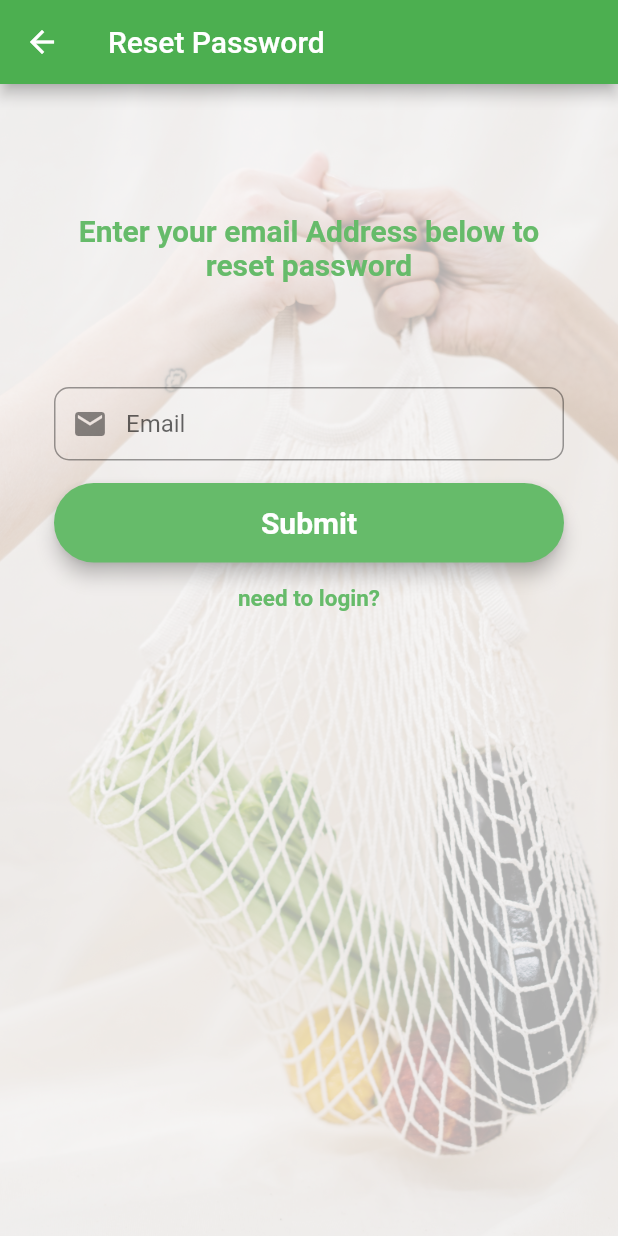
After one commit to zewbare/Gro-Sense, a Flutter app: the DashBoardScreen screen opened directly, item 4 of the bottom bar chosen, after a tap on "Edit my Profile", after a tap on "Forgot Password?", on a phone screen of 412 x 824 dp. The commit adds this screen. Run offline on Flutter 3.47's test engine with Material 2 defaults, Android fonts, the phone set to English and light mode, and no system bars; our stand-ins replace cloud_firestore, firebase_auth, firebase_core, fluttertoast, google_sign_in; accounts and stored records are empty.

Commit message:
added reset password

```diff
--- a/gro_sense/lib/Model/user_model.dart
+++ b/gro_sense/lib/Model/user_model.dart
@@ -3,8 +3,8 @@ class UserModel {
   String? email;
   String? firstName;
   String? secondName;
-
-  UserModel({this.uid, this.email, this.firstName, this.secondName});
+  bool? emailVerified;
+  UserModel({this.uid, this.email, this.firstName, this.secondName,this.emailVerified});
 
   // receiving data from server
   factory UserModel.fromMap(map) {
@@ -13,6 +13,7 @@ class UserModel {
       email: map['email'],
       firstName: map['firstName'],
       secondName: map['secondName'],
+        emailVerified: map['emailVerified']
     );
   }
 
@@ -23,6 +24,7 @@ class UserModel {
       'email': email,
       'firstName': firstName,
       'secondName': secondName,
+      'emailVerified': emailVerified
     };
   }
 }
--- a/gro_sense/lib/main.dart
+++ b/gro_sense/lib/main.dart
@@ -1,7 +1,7 @@
 import 'package:flutter/material.dart';
 import 'package:gro_sense/screens/dashboard.dart';
 import 'package:gro_sense/screens/first_screen.dart';
-import 'package:gro_sense/screens/login_screen.dart';
+import 'package:gro_sense/screens/screen_login.dart';
 import 'package:firebase_core/firebase_core.dart';
 Future<void> main() async  {
   WidgetsFlutterBinding.ensureInitialized();
@@ -15,9 +15,9 @@ class MyApp extends StatelessWidget {
   @override
   Widget build(BuildContext context) {
     return MaterialApp(
-        title: 'Flutter Demo',
+        title: 'Gro-sense',
         theme: ThemeData(
-          primarySwatch: Colors.blue,
+          primarySwatch: Colors.green,
         ),
         debugShowCheckedModeBanner: false,
         home: FirstPage()
--- a/gro_sense/lib/screens/dashboard.dart
+++ b/gro_sense/lib/screens/dashboard.dart
@@ -1,5 +1,8 @@
 import 'package:firebase_auth/firebase_auth.dart';
 import 'package:flutter/material.dart';
+
+import 'edit_profile_screen.dart';
+
 class DashBoardScreen extends StatefulWidget {
   const DashBoardScreen({Key? key}) : super(key: key);
 
@@ -12,46 +15,50 @@ class _DashBoardScreenState extends State<DashBoardScreen> {
 
   @override
   Widget build(BuildContext context) {
+
     return Scaffold(
         appBar: AppBar(
         title: const Text("Dashboard"),
     centerTitle: true,
     ),
-    body: Container(
-    width: double.infinity,
-    height: double.infinity,
+      floatingActionButton: FloatingActionButton.extended(
+        elevation: 5.0,
+        icon: const Icon(Icons.add),
+        label: const Text('Add'),
+        onPressed: () {},
+      ),
+      floatingActionButtonLocation:
+      FloatingActionButtonLocation.centerDocked,
+      bottomNavigationBar: BottomAppBar(
+        // hasNotch: false,
+        child: new Row(
+          mainAxisSize: MainAxisSize.max,
+          mainAxisAlignment: MainAxisAlignment.spaceBetween,
+          children: <Widget>[
+            IconButton(
+              icon: Icon(Icons.home),
+              onPressed: () {},
+            ),
+            IconButton(
+              icon: Icon(Icons.menu),
+              onPressed: () {},
+            ),
+            SizedBox(width:20),
+            IconButton(
+              icon: Icon(Icons.card_giftcard_rounded),
 
-    decoration: BoxDecoration(
-    image: DecorationImage(
-    image: AssetImage("assets/logo.png"),
-    colorFilter: new ColorFilter.mode(Colors.black.withOpacity(0.3), BlendMode.dstATop),
-    fit: BoxFit.cover,
-    ),
-    ),
-    ),
-   bottomNavigationBar: Container(
-        decoration: BoxDecoration(
-          borderRadius: BorderRadius.only(
-            topRight: Radius.circular(30), topLeft: Radius.circular(30)),
-          boxShadow: [
-            BoxShadow(color: Colors.black38, spreadRadius: 0, blurRadius: 10),
+              onPressed: () {},
+            ),
+            IconButton(
+              icon: Icon(Icons.settings),
+              onPressed: () {
+                Navigator.of(context).pushReplacement(
+                    MaterialPageRoute(builder: (context) => EditProfileScreen()));
+              },
+            )
           ],
         ),
-        child: ClipRRect(
-          borderRadius: BorderRadius.only(
-          topLeft: Radius.circular(30.0),
-          topRight: Radius.circular(30.0),
-          ),
-          child: BottomNavigationBar(
-            items: <BottomNavigationBarItem>[
-              BottomNavigationBarItem(
-                icon: Icon(Icons.favorite), label: ('Favourite')),
-              BottomNavigationBarItem(
-                icon: Icon(Icons.favorite), label: ('Favourite'))
-            ],
-          ),
-        )
-      )
+      ),
     );
   }
 }
--- /dev/null
+++ b/gro_sense/lib/screens/edit_profile_screen.dart
@@ -0,0 +1,44 @@
+import 'package:flutter/material.dart';
+import 'package:gro_sense/screens/screen_login.dart';
+
+class EditProfileScreen extends StatelessWidget{
+
+  @override
+Widget build(BuildContext context){
+  return Scaffold(
+    appBar: AppBar(
+      title: Text('Settings'),
+    ),
+    body: Container(
+    child: Drawer(
+      child: ListView(
+        children: [
+          ListTile(title:
+          Text('Edit my Profile'),
+          onTap: (){
+            Navigator.of(context).pushReplacement(
+                MaterialPageRoute(builder: (context) => LoginScreen()));
+          },),
+        ListTile(title:
+          Text('Notification'),
+            onTap: (){
+
+          },),
+        ListTile(title:
+         Text('Credits'),
+           onTap: (){
+
+         },),
+      ListTile(title:
+         Text('Logout'),
+         onTap: (){
+               Navigator.of(context).pushReplacement(
+                   MaterialPageRoute(builder: (context) => LoginScreen()));
+         },),
+        ],
+      )
+    ),
+    )
+  );
+}
+}
--- a/gro_sense/lib/screens/first_screen.dart
+++ b/gro_sense/lib/screens/first_screen.dart
@@ -1,5 +1,5 @@
 import 'package:flutter/material.dart';
-import 'package:gro_sense/screens/login_screen.dart';
+import 'package:gro_sense/screens/screen_login.dart';
 import 'package:gro_sense/screens/registration_screen.dart';
 
  class FirstPage extends StatelessWidget {
--- a/gro_sense/lib/screens/home_screen.dart
+++ b/gro_sense/lib/screens/home_screen.dart
@@ -3,7 +3,7 @@ import 'package:gro_sense/model/user_model.dart';
 import 'package:firebase_auth/firebase_auth.dart';
 import 'package:flutter/material.dart';
 
-import 'login_screen.dart';
+import 'screen_login.dart';
 
 class HomeScreen extends StatefulWidget {
   const HomeScreen({Key? key}) : super(key: key);
--- a/gro_sense/lib/screens/registration_screen.dart
+++ b/gro_sense/lib/screens/registration_screen.dart
@@ -5,7 +5,7 @@ import 'package:gro_sense/screens/home_screen.dart';
 import 'package:firebase_auth/firebase_auth.dart';
 import 'package:flutter/material.dart';
 import 'package:fluttertoast/fluttertoast.dart';
-import 'package:gro_sense/screens/login_screen.dart';
+import 'package:gro_sense/screens/screen_login.dart';
 
 class RegistrationScreen extends StatefulWidget {
   const RegistrationScreen({Key? key}) : super(key: key);
@@ -276,6 +276,7 @@ class _RegistrationScreenState extends State<RegistrationScreen> {
       try {
         await _auth
             .createUserWithEmailAndPassword(email: email, password: password)
+
             .then((uid) =>
         {
           Fluttertoast.showToast(msg: "signup Successful"),
--- /dev/null
+++ b/gro_sense/lib/screens/reset_password_screen.dart
@@ -0,0 +1,128 @@
+import 'package:flutter/material.dart';
+import 'package:gro_sense/screens/screen_login.dart';
+import 'package:firebase_auth/firebase_auth.dart';
+import 'edit_profile_screen.dart';
+class ResetPasswordScreen extends StatefulWidget{
+  @override
+  _ResetPasswordScreenState createState() => _ResetPasswordScreenState();
+}
+
+class _ResetPasswordScreenState extends State<ResetPasswordScreen> {
+  final _formKey = GlobalKey<FormState>();
+  final auth = FirebaseAuth.instance;
+  // editing controller
+  final TextEditingController emailController = new TextEditingController();
+  @override
+  Widget build(BuildContext context) {
+
+    final emailField = TextFormField(
+      autofocus: false,
+      controller: emailController,
+      keyboardType: TextInputType.emailAddress,
+      validator: (value) {
+        if (value!.isEmpty) {
+          return ("Please Enter Your Email");
+        }
+        // reg expression for email validation
+        if (!RegExp("^[a-zA-Z0-9+_.-]+@[a-zA-Z0-9.-]+.[a-z]")
+            .hasMatch(value)) {
+          return ("Please Enter a valid email");
+        }
+        return null;
+      },
+      onSaved: (value) {
+        emailController.text = value!;
+      },
+      textInputAction: TextInputAction.next,
+      decoration: InputDecoration(
+        prefixIcon: Icon(Icons.mail),
+        contentPadding: EdgeInsets.fromLTRB(20, 15, 20, 15),
+        hintText: "Email",
+        border: OutlineInputBorder(
+          borderRadius: BorderRadius.circular(10),
+        ),
+      ));
+
+    final submitButton = Material(
+      elevation: 5,
+      borderRadius: BorderRadius.circular(30),
+      color: Colors.green[400],
+      child: MaterialButton(
+          padding: EdgeInsets.fromLTRB(20, 15, 20, 15),
+          minWidth: MediaQuery
+              .of(context)
+              .size
+              .width,
+          onPressed: () {
+              auth.sendPasswordResetEmail(email: emailController.text);
+              Navigator.of(context).pop();
+          },
+          child: Text(
+            "Submit",
+            textAlign: TextAlign.center,
+            style: TextStyle(
+                fontSize: 20, color: Colors.white, fontWeight: FontWeight.bold),
+          )),
+    );
+
+
+    return Scaffold(
+      appBar: AppBar(
+        title: Text('Reset Password'),
+      ),
+      body: Container(
+        width: double.infinity,
+        height: double.infinity,
+        decoration: BoxDecoration(
+          image: DecorationImage(
+            image: AssetImage("assets/logo.png"),
+            colorFilter: new ColorFilter.mode(Colors.black.withOpacity(0.3), BlendMode.dstATop),
+            fit: BoxFit.cover,
+          ),
+        ),
+        child: SingleChildScrollView(
+          child: Container(
+            color: Colors.transparent,
+            child: Padding(
+              padding: const EdgeInsets.all(36.0),
+              child: Form(
+                key: _formKey,
+                child: Column(
+                  mainAxisAlignment: MainAxisAlignment.center,
+                  crossAxisAlignment: CrossAxisAlignment.center,
+                  children: <Widget>[
+                    SizedBox(height: 50),
+                    Text('Enter your email Address below to reset password',
+                      textAlign : TextAlign.center,
+                      style: TextStyle(
+                        color: Colors.green[400],
+                        fontWeight: FontWeight.bold,
+                        fontSize: 20),),
+                    SizedBox(height: 70),
+                    emailField,
+                    SizedBox(height: 15,),
+                    submitButton,
+                    SizedBox(height: 15,),
+                    GestureDetector(
+                      child: Text(
+                          "need to login?",
+                          style: TextStyle(
+                            fontWeight: FontWeight.bold,
+                            color: Colors.green[400],
+                            fontSize:15,
+                          )
+                      ),
+                      onTap: (){
+                        Navigator.of(context).pushReplacement(
+                            MaterialPageRoute(builder: (context) => LoginScreen()));
+                      },
+                    ),
+              ]),
+            ),
+          ),
+        ),
+      ),
+    ),
+    );
+  }
+}
```
Also changed, not shown: gro_sense/lib/screens/login_with_facebook.dart (deleted, +0 -69 lines), gro_sense/lib/screens/login_with_google.dart (deleted, +0 -70 lines), gro_sense/lib/screens/login_with_phone.dart (deleted, +0 -103 lines), gro_sense/lib/screens/login_with_twitter.dart (deleted, +0 -50 lines), gro_sense/lib/screens/screen_login.dart (renamed from gro_sense/lib/screens/login_screen.dart, +44 -74 lines), 1 other file.
